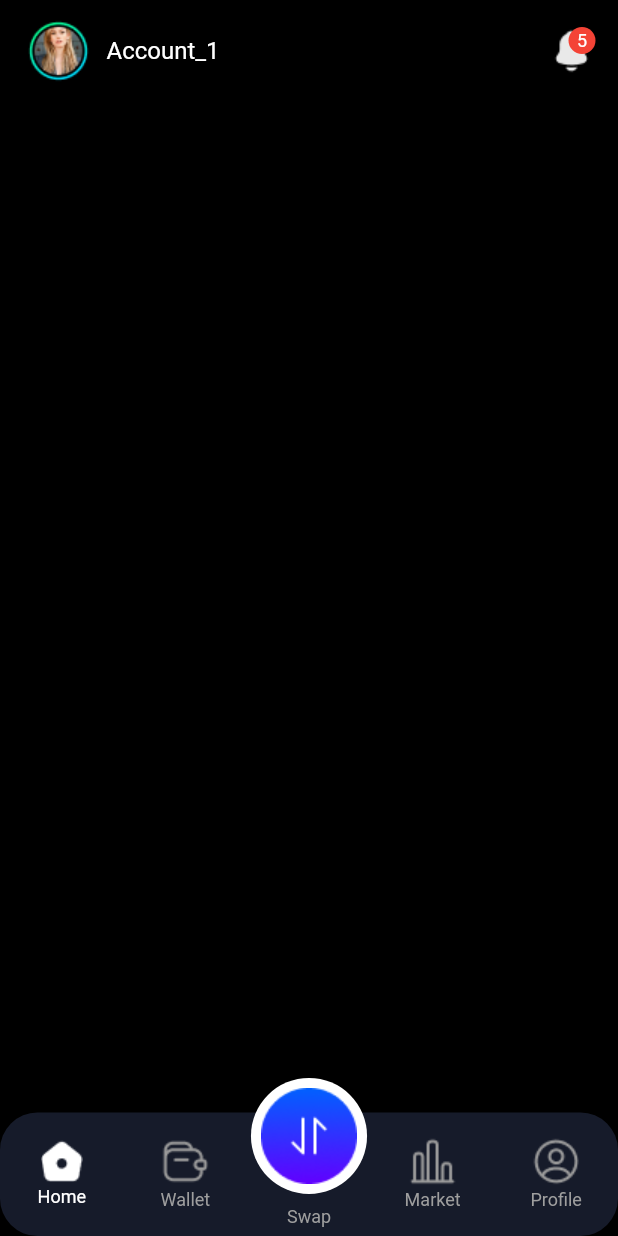
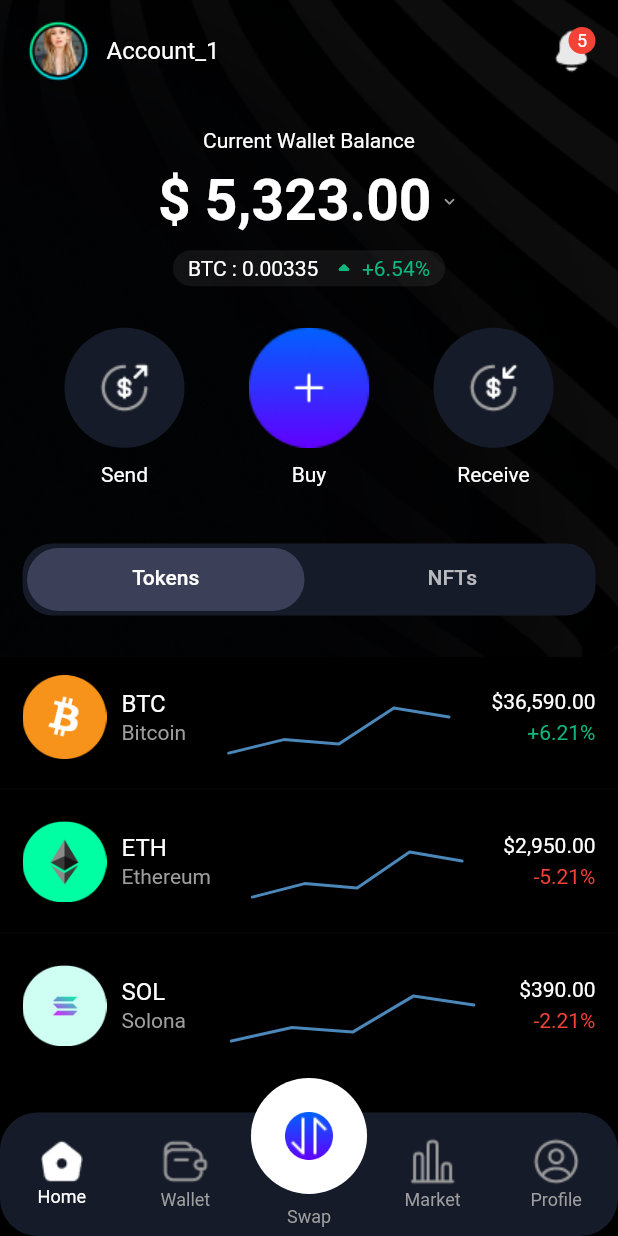
Before and after one commit to subarnaPdl/nft_wallet, a Flutter app: the screen it shows after launch, on a phone screen of 412 x 824 dp. Run offline on Flutter 3.47's test engine with Material 2 defaults, Android fonts, the phone set to English and light mode, and no system bars; drawn by our look-alikes of persistent_bottom_nav_bar_v2; our stand-ins replace syncfusion_flutter_charts, tab_indicator_styler.

Commit message:
tokens tab done

```diff
--- a/lib/home_screen/home_screen.dart
+++ b/lib/home_screen/home_screen.dart
@@ -1,10 +1,10 @@
 import 'package:flutter/material.dart';
-import 'package:flutter/services.dart';
-import 'package:nft_wallet/home_screen/pages/home_page/home_page.dart';
+import 'package:nft_wallet/home_screen/pages/home_page/presentation/home_page.dart';
 import 'package:nft_wallet/home_screen/pages/market_page/market_page.dart';
 import 'package:nft_wallet/home_screen/pages/profile_page/profile_page.dart';
 import 'package:nft_wallet/home_screen/pages/wallet_page/wallet_page.dart';
 import 'package:nft_wallet/theme/uiparameters.dart';
+import 'package:nft_wallet/widgets/gradient_button.dart';
 import 'package:persistent_bottom_nav_bar_v2/persistent-tab-view.dart';
 
 class HomeScreen extends StatelessWidget {
@@ -25,14 +25,6 @@ class HomeScreen extends StatelessWidget {
   @override
   Widget build(BuildContext context) {
     return Scaffold(
-      appBar: AppBar(
-        toolbarHeight: 0,
-        elevation: 0,
-        systemOverlayStyle: SystemUiOverlayStyle(
-          statusBarColor: Theme.of(context).primaryColor,
-        ),
-      ),
-      resizeToAvoidBottomInset: false,
       body: PersistentTabView(
         context,
         controller: _persistentTabController,
@@ -78,7 +70,7 @@ class HomeScreen extends StatelessWidget {
       // Swap
       PersistentBottomNavBarItem(
         onPressed: (_) {},
-        icon: Image.asset('assets/images/swap.png'),
+        icon: const GradientButton(img: 'assets/images/swap.png'),
         title: 'Swap',
         activeColorPrimary: Theme.of(context).colorScheme.onPrimary,
         inactiveColorPrimary: Theme.of(context).colorScheme.onSecondary,
--- /dev/null
+++ b/lib/home_screen/pages/home_page/domain/chart_data_model.dart
@@ -0,0 +1,6 @@
+class ChartData {
+  final num value;
+  final int year;
+
+  ChartData(this.value, this.year);
+}
--- /dev/null
+++ b/lib/home_screen/pages/home_page/domain/data.dart
@@ -0,0 +1,36 @@
+import 'package:nft_wallet/home_screen/pages/home_page/domain/chart_data_model.dart';
+
+Map tokens = {
+  0: {
+    'shortForm': 'BTC',
+    'fullForm': 'Bitcoin',
+    'img': 'bitcoin.png',
+    'value': '\$36,590.00',
+    'changeRate': '6.21%',
+    'isIncreased': true,
+  },
+  1: {
+    'shortForm': 'ETH',
+    'fullForm': 'Ethereum',
+    'img': 'ethereum.png',
+    'value': '\$2,950.00',
+    'changeRate': '5.21%',
+    'isIncreased': false,
+  },
+  2: {
+    'shortForm': 'SOL',
+    'fullForm': 'Solona',
+    'img': 'solona.png',
+    'value': '\$390.00',
+    'changeRate': '2.21%',
+    'isIncreased': false,
+  },
+};
+
+List<ChartData> data = [
+  ChartData(10, 2018),
+  ChartData(25, 2019),
+  ChartData(20, 2020),
+  ChartData(60, 2021),
+  ChartData(50, 2022),
+];
--- a/lib/home_screen/pages/home_page/home_page.dart
+++ /dev/null
@@ -1,17 +0,0 @@
-import 'package:flutter/material.dart';
-import 'package:nft_wallet/widgets/appbar.dart';
-
-class HomePage extends StatelessWidget {
-  const HomePage({super.key});
-
-  @override
-  Widget build(BuildContext context) {
-    return SafeArea(
-      child: Column(
-        children: [
-          const MyAppBar(),
-        ],
-      ),
-    );
-  }
-}
--- /dev/null
+++ b/lib/home_screen/pages/home_page/presentation/home_page.dart
@@ -0,0 +1,201 @@
+import 'dart:math';
+
+import 'package:flutter/material.dart';
+import 'package:nft_wallet/home_screen/pages/home_page/domain/data.dart';
+import 'package:nft_wallet/theme/uiparameters.dart';
+import 'package:nft_wallet/widgets/appbar.dart';
+import 'package:nft_wallet/widgets/gradient_button.dart';
+import 'package:nft_wallet/widgets/listtile.dart';
+import 'package:tab_indicator_styler/tab_indicator_styler.dart';
+
+class HomePage extends StatefulWidget {
+  const HomePage({super.key});
+
+  @override
+  State<HomePage> createState() => _HomePageState();
+}
+
+class _HomePageState extends State<HomePage> with TickerProviderStateMixin {
+  late TabController _tabController;
+  @override
+  void initState() {
+    super.initState();
+    _tabController = TabController(
+      initialIndex: 0,
+      length: 2,
+      vsync: this,
+    );
+  }
+
+  @override
+  Widget build(BuildContext context) {
+    return Column(
+      children: [
+        Expanded(
+          flex: 4,
+          child: Container(
+            decoration: const BoxDecoration(
+              image: DecorationImage(
+                image: AssetImage('assets/images/frame.png'),
+                fit: BoxFit.cover,
+              ),
+            ),
+            child: Column(
+              children: [
+                SizedBox(height: UIParameters.getStatusBarHeight(context)),
+                const MyAppBar(),
+                const Spacer(),
+                currentWalletBalance(context),
+                const Spacer(),
+                balanceOptions(context),
+                const Spacer(),
+                tabViewTabs(context),
+                const Spacer(),
+              ],
+            ),
+          ),
+        ),
+        Expanded(
+          flex: 3,
+          child: SingleChildScrollView(child: tokensData(context)),
+        ),
+      ],
+    );
+  }
+
+  Widget currentWalletBalance(BuildContext context) {
+    return Column(
+      children: [
+        const Text('Current Wallet Balance'),
+        const SizedBox(height: 10),
+
+        // Balance
+        Row(
+          mainAxisSize: MainAxisSize.min,
+          children: [
+            const Text(
+              '\$ 5,323.00',
+              style: TextStyle(fontSize: 38, fontWeight: FontWeight.bold),
+            ),
+            const SizedBox(width: 5),
+            Icon(
+              Icons.keyboard_arrow_down_rounded,
+              size: 14,
+              color: Theme.of(context).colorScheme.onSecondary,
+            ),
+          ],
+        ),
+        const SizedBox(height: 10),
+
+        // BTC Value
+        Container(
+          decoration: BoxDecoration(
+            borderRadius: BorderRadius.circular(20),
+            color: Theme.of(context).colorScheme.onSecondary.withOpacity(0.1),
+          ),
+          child: Padding(
+            padding: const EdgeInsets.symmetric(horizontal: 10),
+            child: Row(
+              mainAxisSize: MainAxisSize.min,
+              children: [
+                const Text('BTC : 0.00335'),
+                const SizedBox(width: 5),
+                Icon(
+                  Icons.arrow_drop_up_rounded,
+                  color: Theme.of(context).colorScheme.tertiary,
+                ),
+                Text(
+                  '+6.54%',
+                  style: TextStyle(
+                    color: Theme.of(context).colorScheme.tertiary,
+                  ),
+                ),
+              ],
+            ),
+          ),
+        ),
+      ],
+    );
+  }
+
+  Widget balanceOptions(BuildContext context) {
+    Column item({required Widget img, required String label}) => Column(
+          children: [
+            Container(
+              height: min(UIParameters.getWidth(context) / 4, 80),
+              decoration: BoxDecoration(
+                  color: Theme.of(context).colorScheme.secondaryContainer,
+                  shape: BoxShape.circle),
+              child: img,
+            ),
+            const SizedBox(height: 10),
+            Text(label),
+          ],
+        );
+
+    return Row(
+      mainAxisAlignment: MainAxisAlignment.spaceEvenly,
+      children: [
+        // Send
+        item(
+          img: Image.asset('assets/images/send.png'),
+          label: 'Send',
+        ),
+
+        // Buy
+        item(
+          img: const GradientButton(img: 'assets/images/add.png'),
+          label: 'Buy',
+        ),
+
+        // Receive
+        item(
+          img: Image.asset('assets/images/receive.png'),
+          label: 'Receive',
+        ),
+      ],
+    );
+  }
+
+  Widget tabViewTabs(BuildContext context) {
+    return Padding(
+      padding: const EdgeInsets.fromLTRB(15, 10, 15, 0),
+      child: Container(
+        decoration: BoxDecoration(
+          borderRadius: BorderRadius.circular(20),
+          color: Theme.of(context).colorScheme.secondary,
+        ),
+        child: TabBar(
+          controller: _tabController,
+          splashBorderRadius: BorderRadius.circular(100),
+          tabs: const [
+            Tab(text: "Tokens"),
+            Tab(text: "NFTs"),
+          ],
+          indicator: RectangularIndicator(
+            bottomLeftRadius: 100,
+            bottomRightRadius: 100,
+            topLeftRadius: 100,
+            topRightRadius: 100,
+            horizontalPadding: 3,
+            verticalPadding: 3,
+            color: Theme.of(context).colorScheme.onSurface,
+          ),
+        ),
+      ),
+    );
+  }
+
+  Widget tokensData(BuildContext context) {
+    return ListView.separated(
+      shrinkWrap: true,
+      padding: EdgeInsets.zero,
+      itemCount: tokens.length,
+      physics: const NeverScrollableScrollPhysics(),
+      separatorBuilder: (BuildContext context, int index) => const Divider(),
+      itemBuilder: (BuildContext context, int index) {
+        return MyListTile(index: index);
+      },
+    );
+  }
+}
--- a/lib/theme/colors.dart
+++ b/lib/theme/colors.dart
@@ -4,9 +4,11 @@ class AppColors {
   /// Common
   final Color accent1 = const Color(0xFF0f111e);
   final Color accent2 = const Color(0xFF161b2a);
+  final Color accent3 = const Color(0xFF3b3f58);
+  final Color black = const Color(0xFF1E1B18);
   final Color white = Colors.white;
   final Color grey = const Color(0xFF999999);
-  final Color black = const Color(0xFF1E1B18);
+  final Color green = const Color(0xFF10b77d);
 
   ThemeData themeData() {
     // TextTheme
@@ -22,10 +24,11 @@ class AppColors {
       background: accent1,
       surface: accent1,
       onBackground: white,
-      onSurface: white,
+      onSurface: accent3,
       onError: Colors.white,
       onPrimary: Colors.white,
       onSecondary: Colors.grey,
+      tertiary: green,
       tertiaryContainer: Colors.red, // Used for notificaiton
       error: Colors.red,
     );
--- a/lib/theme/uiparameters.dart
+++ b/lib/theme/uiparameters.dart
@@ -1,6 +1,11 @@
 import 'package:flutter/material.dart';
 
 class UIParameters {
+  // Height of statusbar
+  static double getStatusBarHeight(BuildContext context) {
+    return MediaQuery.of(context).viewPadding.top;
+  }
+
   // Height of screen
   static double getHeight(BuildContext context) {
     return MediaQuery.of(context).size.height;
--- /dev/null
+++ b/lib/widgets/gradient_button.dart
@@ -0,0 +1,19 @@
+import 'package:flutter/material.dart';
+
+class GradientButton extends StatelessWidget {
+  final String img;
+  const GradientButton({super.key, required this.img});
+
+  @override
+  Widget build(BuildContext context) {
+    return Container(
+      decoration: const BoxDecoration(
+        image: DecorationImage(
+          image: AssetImage('assets/images/ellipse.png'),
+          fit: BoxFit.cover,
+        ),
+      ),
+      child: Image.asset(img),
+    );
+  }
+}
--- /dev/null
+++ b/lib/widgets/listtile.dart
@@ -0,0 +1,94 @@
+import 'package:flutter/material.dart';
+import 'package:nft_wallet/home_screen/pages/home_page/domain/chart_data_model.dart';
+import 'package:nft_wallet/home_screen/pages/home_page/domain/data.dart';
+import 'package:syncfusion_flutter_charts/charts.dart';
+
+class MyListTile extends StatelessWidget {
+  const MyListTile({
+    Key? key,
+    required this.index,
+  }) : super(key: key);
+
+  final int index;
+
+  @override
+  Widget build(BuildContext context) {
+    return Padding(
+      padding: const EdgeInsets.symmetric(horizontal: 15),
+      child: Row(
+        children: [
+          // Leading
+          Image.asset(
+            'assets/images/stocks/${tokens[index]['img']}',
+            height: 56,
+            width: 56,
+          ),
+
+          const SizedBox(width: 10),
+
+          //
+          Column(
+            crossAxisAlignment: CrossAxisAlignment.start,
+            children: [
+              // Title
+              Text(
+                tokens[index]['shortForm'],
+                style: const TextStyle(fontSize: 16),
+              ),
+              const SizedBox(height: 2),
+
+              // Subtitle
+              Text(
+                tokens[index]['fullForm'],
+                style: TextStyle(
+                    fontSize: 14,
+                    color: Theme.of(context).colorScheme.onSecondary),
+              ),
+            ],
+          ),
+
+          // Chart
+          Expanded(
+            child: SizedBox(
+              height: 80,
+              child: SfCartesianChart(
+                plotAreaBorderWidth: 0,
+                primaryXAxis: CategoryAxis(isVisible: false),
+                primaryYAxis: CategoryAxis(isVisible: false),
+                legend: Legend(isVisible: false),
+                tooltipBehavior: TooltipBehavior(enable: false),
+                series: <ChartSeries<ChartData, String>>[
+                  LineSeries(
+                    dataSource: data,
+                    pointColorMapper: (_, __) => tokens[index]['isIncreased']
+                        ? Theme.of(context).colorScheme.tertiary
+                        : Theme.of(context).colorScheme.tertiaryContainer,
+                    xValueMapper: (ChartData data, _) => data.year.toString(),
+                    yValueMapper: (ChartData data, _) => data.value,
+                  )
+                ],
+              ),
+            ),
+          ),
+
+          // Trailing
+          Column(
+            crossAxisAlignment: CrossAxisAlignment.end,
+            mainAxisAlignment: MainAxisAlignment.center,
+            children: [
+              Text(tokens[index]['value']),
+              const SizedBox(height: 5),
+              Text(
+                '${tokens[index]['isIncreased'] ? '+' : '-'}${tokens[index]['changeRate']}',
+                style: TextStyle(
+                    color: tokens[index]['isIncreased']
+                        ? Theme.of(context).colorScheme.tertiary
+                        : Theme.of(context).colorScheme.tertiaryContainer),
+              ),
+            ],
+          ),
+        ],
+      ),
+    );
+  }
+}
```
Also changed, not shown: lib/utils/splines.dart (added, +169 -0 lines), pubspec.yaml (+6 -4 lines), assets/images/add.png (added), assets/images/ellipse.png (added), assets/images/frame.png (added), assets/images/receive.png (added), assets/images/send.png (added), assets/images/stocks/bitcoin.png (added), assets/images/stocks/ethereum.png (added), assets/images/stocks/solona.png (added), assets/images/swap.png, pubspec.lock.
